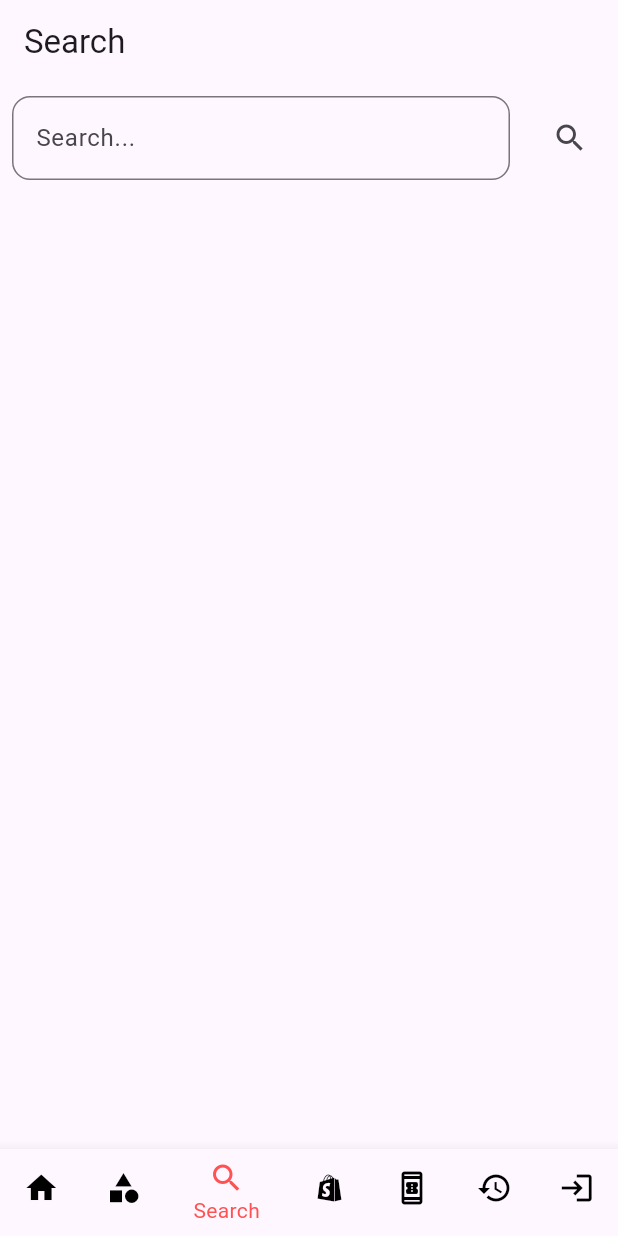
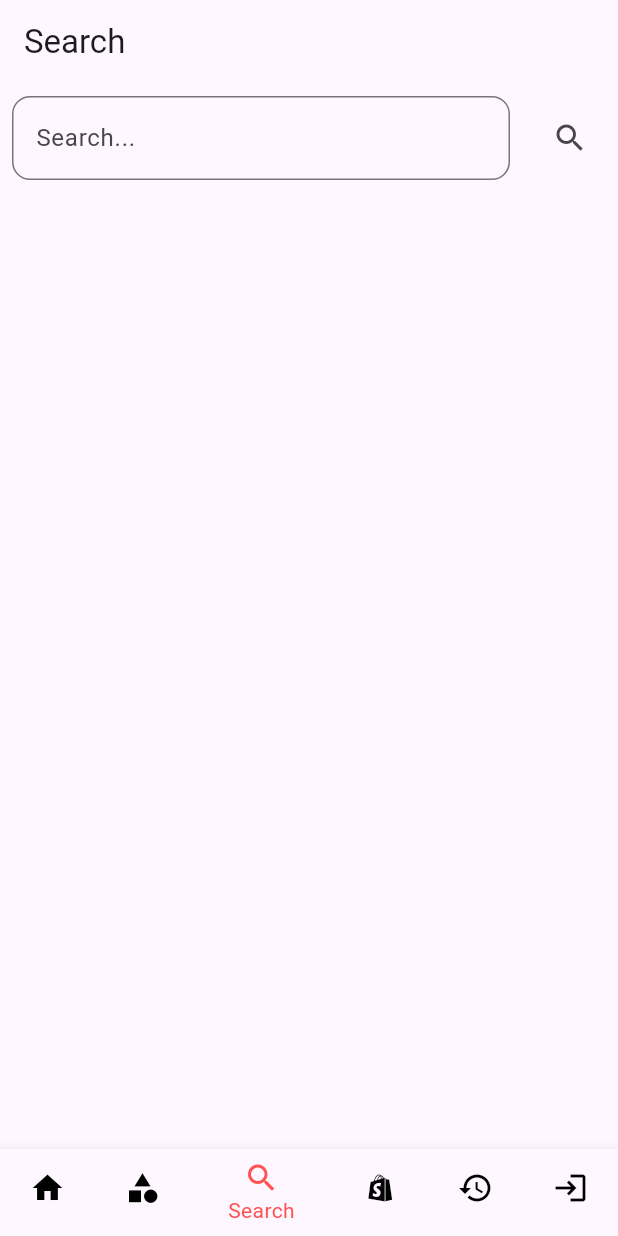
Before and after one commit to adriane-macer/simple_shopify_app, a Flutter app: the screen it shows after launch, item 3 of the bottom bar chosen, on a phone screen of 412 x 824 dp. Run offline on Flutter 3.47's test engine with Material 3 defaults, Android fonts, the phone set to English and light mode, and no system bars; our stand-ins replace flutter_dotenv; missing offline and left inert: flutter_inappwebview, shopify_flutter.

```diff
--- a/lib/main.dart
+++ b/lib/main.dart
@@ -33,6 +33,7 @@ class MyApp extends StatelessWidget {
   @override
   Widget build(BuildContext context) {
     return MaterialApp(
+      debugShowCheckedModeBanner: false,
       title: 'Shopify Example',
       theme: ThemeData(primaryColor: Colors.redAccent),
       home: const MyHomePage(),
@@ -55,7 +56,7 @@ class MyHomePageState extends State<MyHomePage> {
     const CollectionTab(),
     const SearchTab(),
     const ShopTab(),
-    const BlogTab(),
+    // const BlogTab(),
     const OrdersTab(),
     const AuthTab(),
   ];
@@ -78,8 +79,8 @@ class MyHomePageState extends State<MyHomePage> {
               icon: Icon(Icons.category), label: 'Collections'),
           BottomNavigationBarItem(icon: Icon(Icons.search), label: 'Search'),
           BottomNavigationBarItem(icon: Icon(Icons.shopify), label: 'Shop'),
-          BottomNavigationBarItem(
-              icon: Icon(Icons.book_online_outlined), label: 'Blog'),
+          // BottomNavigationBarItem(
+          //     icon: Icon(Icons.book_online_outlined), label: 'Blog'),
           BottomNavigationBarItem(icon: Icon(Icons.history), label: 'Orders'),
           BottomNavigationBarItem(icon: Icon(Icons.login), label: 'Login'),
         ],
```
Also changed, not shown: 1 other file.
